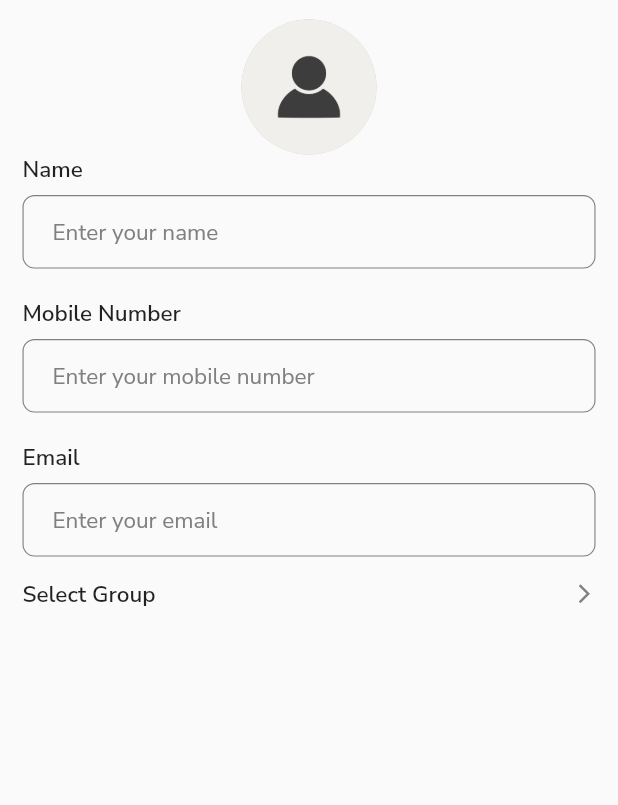
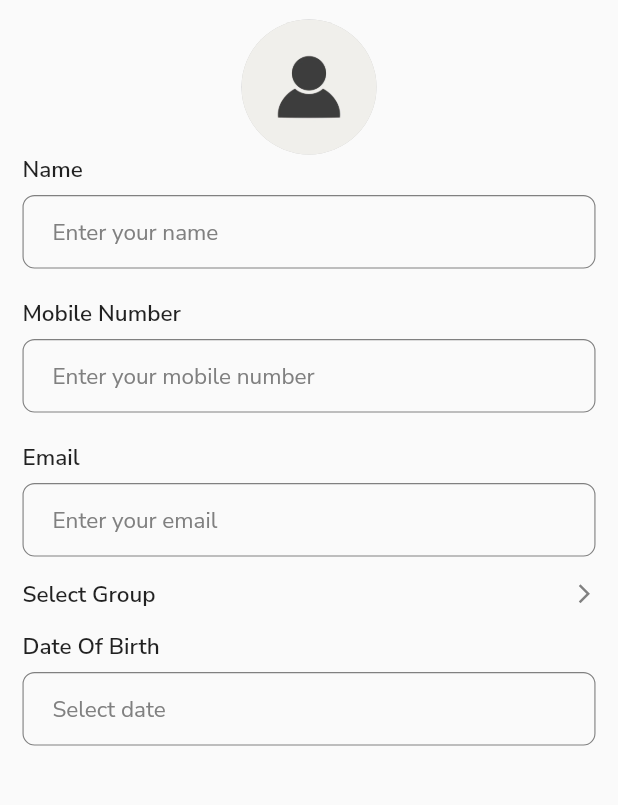
Before and after one commit to Kapil0078/contact, a Flutter app: the screen it shows after launch, on a phone screen of 412 x 824 dp, the part 84-889 px from its top. Run offline on Flutter 3.47's test engine with Material 2 defaults, Android fonts, the phone set to English and light mode, and no system bars; our stand-ins replace image_cropper, image_picker.

Commit message:
DatePicker

```diff
--- a/lib/Components/my_text_form_field.dart
+++ b/lib/Components/my_text_form_field.dart
@@ -13,6 +13,8 @@ class MyTextFormField extends StatelessWidget {
   final int? maxLines;
   final TextInputType? keyboardType;
   final String? hintText;
+  final bool absorbing;
+  final void Function()? onTap;
 
   const MyTextFormField({
     Key? key,
@@ -24,6 +26,8 @@ class MyTextFormField extends StatelessWidget {
     this.maxLines = 1,
     this.keyboardType,
     this.hintText,
+    this.absorbing = false,
+    this.onTap,
   }) : super(key: key);
 
   OutlineInputBorder border(
@@ -52,7 +56,11 @@ class MyTextFormField extends StatelessWidget {
               ),
             ),
           ),
-        TextFormField(
+        InkWell(
+          onTap: absorbing ? onTap : null,
+          child: AbsorbPointer(
+            absorbing: absorbing,
+            child: TextFormField(
               controller: controller,
               cursorColor: ColorConst.appPrimary,
               validator: validator,
@@ -90,6 +98,8 @@ class MyTextFormField extends StatelessWidget {
                 ),
               ),
             ),
+          ),
+        ),
       ],
     );
   }
--- /dev/null
+++ b/lib/HelperFunctions/get_date.dart
@@ -0,0 +1,16 @@
+import 'package:flutter/material.dart';
+
+Future<DateTime?> getDate({
+  required BuildContext context,
+  DateTime? initialDate,
+}) async {
+  DateTime? date =  await showDatePicker(
+    context: context,
+    initialDate: initialDate ?? DateTime.now(),
+    firstDate: DateTime(1950, 1, 1),
+    lastDate: DateTime.now(),
+    helpText: "Select Birth Date",
+  );
+
+  return date;
+}
--- a/lib/Screens/contact_page.dart
+++ b/lib/Screens/contact_page.dart
@@ -1,18 +1,11 @@
-import 'dart:developer';
 import 'dart:io';
-
 import 'package:contact/Components/my_text_form_field.dart';
+import 'package:contact/HelperFunctions/get_date.dart';
 import 'package:contact/HelperFunctions/my_image_crop.dart';
 import 'package:contact/Screens/select_group.dart';
 import 'package:flutter/cupertino.dart';
 import 'package:flutter/material.dart';
-import 'package:image_picker/image_picker.dart';
-
-import '../Components/choose_option_card.dart';
 import '../Components/choose_options_bottom_sheet.dart';
-import '../Constants/color_const.dart';
-import '../HelperFunctions/choose_photo.dart';
-import '../HelperFunctions/my_text_style.dart';
 import 'Components/select_group_btn.dart';
 
 class ContactPage extends StatefulWidget {
@@ -25,6 +18,13 @@ class ContactPage extends StatefulWidget {
 class _ContactPageState extends State<ContactPage> {
   List<String> mySelectedGroup = [];
   File? imageFile;
+  DateTime? birthDate;
+
+  // controllers
+  TextEditingController nameController = TextEditingController();
+  TextEditingController mobileController = TextEditingController();
+  TextEditingController emailController = TextEditingController();
+  TextEditingController birthDateController = TextEditingController();
 
   @override
   Widget build(BuildContext context) {
@@ -32,7 +32,8 @@ class _ContactPageState extends State<ContactPage> {
       appBar: AppBar(
         title: const Text("Save Contact"),
       ),
-      body: Padding(
+      body: SingleChildScrollView(
+        child: Padding(
           padding: const EdgeInsets.symmetric(
             horizontal: 15,
             vertical: 13,
@@ -51,18 +52,16 @@ class _ContactPageState extends State<ContactPage> {
                     },
                   );
                   if (file != null) {
-                 File? croppedFile =  await  myImageCropper(
+                    File? croppedFile = await myImageCropper(
                       file: file,
                       context: context,
                     );
 
-                  if(croppedFile!=null){
+                    if (croppedFile != null) {
                       setState(() {
                         imageFile = croppedFile;
                       });
-
                     }
-
                   }
                   FocusManager.instance.primaryFocus?.unfocus();
                 },
@@ -96,7 +95,7 @@ class _ContactPageState extends State<ContactPage> {
                 hintText: "Enter your mobile number",
               ),
               const SizedBox(height: 20),
-            const MyTextFormField(
+              MyTextFormField(
                 label: "Email",
                 hintText: "Enter your email",
               ),
@@ -114,7 +113,27 @@ class _ContactPageState extends State<ContactPage> {
                   setState(() {});
                 },
               ),
+              MyTextFormField(
+                controller: birthDateController,
+                absorbing: true,
+                label: "Date Of Birth",
+                hintText: "Select date",
+                onTap: () async {
+                  DateTime? date = await getDate(
+                    context: context,
+                    initialDate: birthDate,
+                  );
+                  if (date != null) {
+                    setState(() {
+                      birthDate = date;
+                    });
+                    birthDateController.text = birthDate!.toIso8601String();
+                  }
+                  FocusManager.instance.primaryFocus!.unfocus();
+                },
+              ),
             ],
+          ),
         ),
       ),
     );
```
Lines whose indentation alone changed are shown as unchanged.
